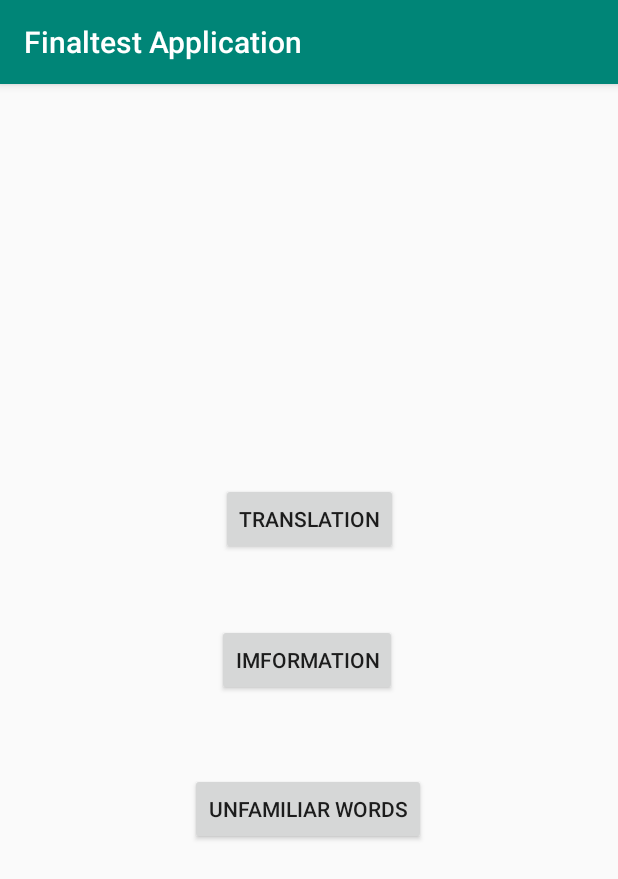
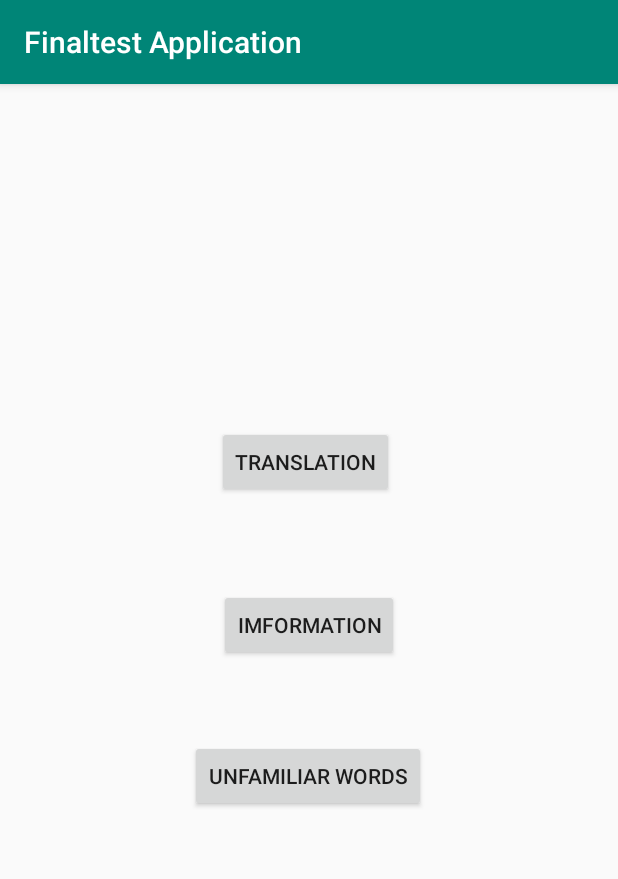
Before and after one commit to Rex-LOL/Translation, an Android app: the screen it shows after launch (MainActivity), on a phone screen of 412 x 824 dp. Shown: the top 879 px of the screen. Run offline under Robolectric (Android 15) with nearby library versions, the phone set to English and light mode, and no system bars.

Commit message:
Activity的创建与布局设计； 页面跳转

```diff
--- a/app/src/main/res/layout/activity_main.xml
+++ b/app/src/main/res/layout/activity_main.xml
@@ -14,9 +14,9 @@
         android:text="@string/main_btnLabel_openimf"
         app:layout_constraintBottom_toBottomOf="parent"
         app:layout_constraintEnd_toEndOf="parent"
-        app:layout_constraintHorizontal_bias="0.496"
         app:layout_constraintStart_toStartOf="parent"
-        app:layout_constraintTop_toTopOf="parent" />
+        app:layout_constraintTop_toTopOf="parent"
+        app:layout_constraintVertical_bias="0.468" />
 
     <Button
         android:id="@+id/main_btn_openSc"
@@ -40,7 +40,8 @@
         android:text="@string/main_btnLabel_opentran"
         app:layout_constraintBottom_toTopOf="@+id/main_btn_openImf"
         app:layout_constraintEnd_toEndOf="parent"
+        app:layout_constraintHorizontal_bias="0.493"
         app:layout_constraintStart_toStartOf="parent"
         app:layout_constraintTop_toTopOf="parent"
-        app:layout_constraintVertical_bias="0.852" />
+        app:layout_constraintVertical_bias="0.789" />
 </androidx.constraintlayout.widget.ConstraintLayout>
```
